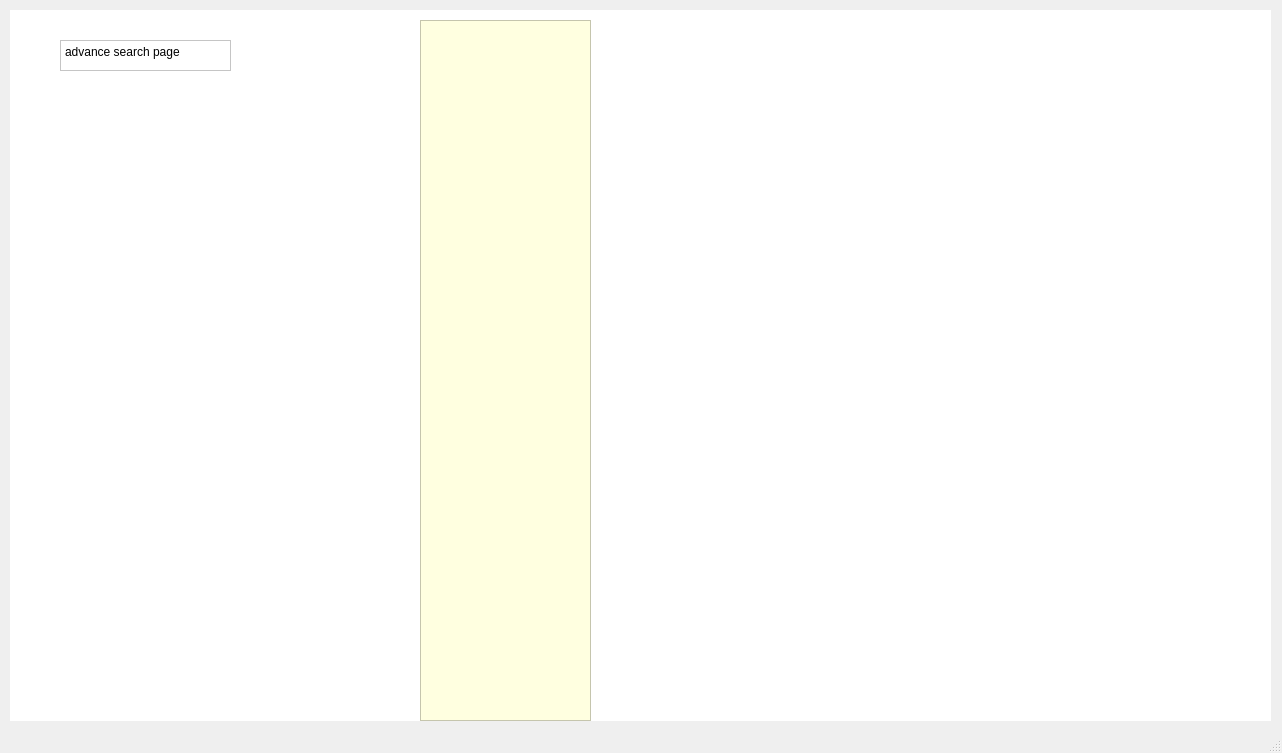
Old version of the form UI_ccir.ui in the repository syaz131/Gui-cartoon-retrieval.
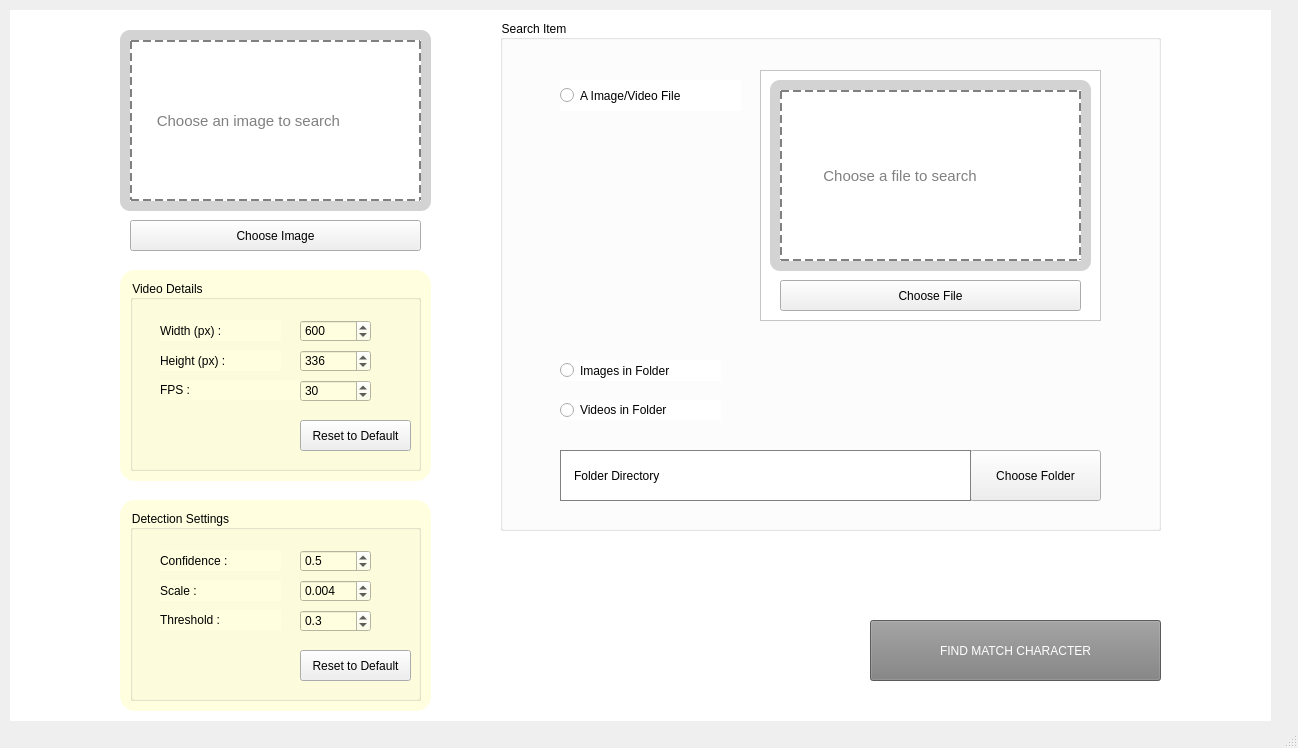
New version of the form. The open tabs and pages were chosen to show the change. Icons and pictures are not drawn.

Commit message:
Checkpoint 13 - UI advance pg
add choose file
add choose folder
update UI advance page

```diff
--- a/UI_ccir.ui
+++ b/UI_ccir.ui
@@ -6,8 +6,8 @@
    <rect>
     <x>0</x>
     <y>0</y>
-    <width>1282</width>
-    <height>753</height>
+    <width>1298</width>
+    <height>748</height>
    </rect>
   </property>
   <property name="minimumSize">
@@ -61,7 +61,11 @@
     </property>
     <property name="font">
      <font>
-      <pointsize>6</pointsize>
+      <family>Open Sans</family>
+      <pointsize>10</pointsize>
+      <weight>50</weight>
+      <italic>false</italic>
+      <bold>false</bold>
      </font>
     </property>
     <property name="acceptDrops">
@@ -399,38 +403,601 @@
      <zorder>text1</zorder>
     </widget>
     <widget class="QWidget" name="advanceSearch_page">
-     <widget class="QPlainTextEdit" name="text1_2">
+     <widget class="QGroupBox" name="groupBox_4">
       <property name="geometry">
        <rect>
-        <x>50</x>
-        <y>30</y>
-        <width>171</width>
-        <height>31</height>
+        <x>120</x>
+        <y>500</y>
+        <width>291</width>
+        <height>191</height>
        </rect>
       </property>
-      <property name="plainText">
-       <string>advance search page</string>
+      <property name="styleSheet">
+       <string notr="true">background-color:lightyellow;</string>
       </property>
+      <property name="title">
+       <string>Detection Settings</string>
+      </property>
+      <widget class="QLabel" name="label_19">
+       <property name="geometry">
+        <rect>
+         <x>30</x>
+         <y>40</y>
+         <width>121</width>
+         <height>21</height>
+        </rect>
+       </property>
+       <property name="text">
+        <string>Confidence :</string>
+       </property>
+      </widget>
+      <widget class="QDoubleSpinBox" name="doubleSpinBox_4">
+       <property name="geometry">
+        <rect>
+         <x>170</x>
+         <y>70</y>
+         <width>71</width>
+         <height>22</height>
+        </rect>
+       </property>
+       <property name="decimals">
+        <number>3</number>
+       </property>
+       <property name="minimum">
+        <double>0.001000000000000</double>
+       </property>
+       <property name="maximum">
+        <double>1.000000000000000</double>
+       </property>
+       <property name="singleStep">
+        <double>0.001000000000000</double>
+       </property>
+       <property name="value">
+        <double>0.004000000000000</double>
+       </property>
+      </widget>
+      <widget class="QDoubleSpinBox" name="doubleSpinBox_5">
+       <property name="geometry">
+        <rect>
+         <x>170</x>
+         <y>100</y>
+         <width>71</width>
+         <height>22</height>
+        </rect>
+       </property>
+       <property name="decimals">
+        <number>1</number>
+       </property>
+       <property name="minimum">
+        <double>0.100000000000000</double>
+       </property>
+       <property name="maximum">
+        <double>1.000000000000000</double>
+       </property>
+       <property name="singleStep">
+        <double>0.100000000000000</double>
+       </property>
+       <property name="value">
+        <double>0.300000000000000</double>
+       </property>
+      </widget>
+      <widget class="QDoubleSpinBox" name="doubleSpinBox_6">
+       <property name="geometry">
+        <rect>
+         <x>170</x>
+         <y>40</y>
+         <width>71</width>
+         <height>22</height>
+        </rect>
+       </property>
+       <property name="decimals">
+        <number>1</number>
+       </property>
+       <property name="minimum">
+        <double>0.100000000000000</double>
+       </property>
+       <property name="maximum">
+        <double>1.000000000000000</double>
+       </property>
+       <property name="singleStep">
+        <double>0.100000000000000</double>
+       </property>
+       <property name="value">
+        <double>0.500000000000000</double>
+       </property>
+      </widget>
+      <widget class="QLabel" name="label_21">
+       <property name="geometry">
+        <rect>
+         <x>30</x>
+         <y>100</y>
+         <width>121</width>
+         <height>20</height>
+        </rect>
+       </property>
+       <property name="text">
+        <string>Threshold :</string>
+       </property>
+      </widget>
+      <widget class="QLabel" name="label_24">
+       <property name="geometry">
+        <rect>
+         <x>30</x>
+         <y>70</y>
+         <width>121</width>
+         <height>21</height>
+        </rect>
+       </property>
+       <property name="text">
+        <string>Scale : </string>
+       </property>
+      </widget>
+      <widget class="QPushButton" name="btn_reset_detectionSettings">
+       <property name="geometry">
+        <rect>
+         <x>170</x>
+         <y>140</y>
+         <width>111</width>
+         <height>31</height>
+        </rect>
+       </property>
+       <property name="styleSheet">
+        <string notr="true">font: 8pt &quot;Arial Rounded MT Bold&quot;, &quot;Arial&quot;;
+background-color: none;</string>
+       </property>
+       <property name="text">
+        <string>Reset to Default</string>
+       </property>
+      </widget>
      </widget>
-     <widget class="QFrame" name="frame_16">
+     <widget class="QGroupBox" name="groupBox_3">
       <property name="geometry">
        <rect>
-        <x>410</x>
+        <x>120</x>
+        <y>270</y>
+        <width>291</width>
+        <height>191</height>
+       </rect>
+      </property>
+      <property name="styleSheet">
+       <string notr="true">background-color:lightyellow;</string>
+      </property>
+      <property name="title">
+       <string>Video Details</string>
+      </property>
+      <widget class="QLabel" name="label_16">
+       <property name="geometry">
+        <rect>
+         <x>30</x>
+         <y>70</y>
+         <width>121</width>
+         <height>21</height>
+        </rect>
+       </property>
+       <property name="text">
+        <string>Height (px) : </string>
+       </property>
+      </widget>
+      <widget class="QSpinBox" name="spinBox_4">
+       <property name="geometry">
+        <rect>
+         <x>170</x>
+         <y>70</y>
+         <width>71</width>
+         <height>22</height>
+        </rect>
+       </property>
+       <property name="minimum">
+        <number>1</number>
+       </property>
+       <property name="maximum">
+        <number>2000</number>
+       </property>
+       <property name="value">
+        <number>336</number>
+       </property>
+      </widget>
+      <widget class="QSpinBox" name="spinBox_5">
+       <property name="geometry">
+        <rect>
+         <x>170</x>
+         <y>40</y>
+         <width>71</width>
+         <height>22</height>
+        </rect>
+       </property>
+       <property name="minimum">
+        <number>1</number>
+       </property>
+       <property name="maximum">
+        <number>2000</number>
+       </property>
+       <property name="value">
+        <number>600</number>
+       </property>
+      </widget>
+      <widget class="QLabel" name="label_17">
+       <property name="geometry">
+        <rect>
+         <x>30</x>
+         <y>100</y>
+         <width>141</width>
+         <height>20</height>
+        </rect>
+       </property>
+       <property name="text">
+        <string>FPS : </string>
+       </property>
+      </widget>
+      <widget class="QSpinBox" name="spinBox_6">
+       <property name="geometry">
+        <rect>
+         <x>170</x>
+         <y>100</y>
+         <width>71</width>
+         <height>22</height>
+        </rect>
+       </property>
+       <property name="minimum">
+        <number>1</number>
+       </property>
+       <property name="maximum">
+        <number>2000</number>
+       </property>
+       <property name="value">
+        <number>30</number>
+       </property>
+      </widget>
+      <widget class="QLabel" name="label_18">
+       <property name="geometry">
+        <rect>
+         <x>30</x>
+         <y>40</y>
+         <width>121</width>
+         <height>21</height>
+        </rect>
+       </property>
+       <property name="text">
+        <string>Width (px) :</string>
+       </property>
+      </widget>
+      <widget class="QPushButton" name="btn_reset_videoDetails">
+       <property name="geometry">
+        <rect>
+         <x>170</x>
+         <y>140</y>
+         <width>111</width>
+         <height>31</height>
+        </rect>
+       </property>
+       <property name="styleSheet">
+        <string notr="true">font: 8pt &quot;Arial Rounded MT Bold&quot;, &quot;Arial&quot;;
+background-color: none;</string>
+       </property>
+       <property name="text">
+        <string>Reset to Default</string>
+       </property>
+      </widget>
+     </widget>
+     <widget class="QGroupBox" name="groupBox_5">
+      <property name="geometry">
+       <rect>
+        <x>490</x>
         <y>10</y>
-        <width>171</width>
-        <height>701</height>
+        <width>661</width>
+        <height>511</height>
        </rect>
       </property>
       <property name="styleSheet">
-       <string notr="true">background-color:lightyellow</string>
+       <string notr="true">background-color:white;</string>
       </property>
+      <property name="title">
+       <string>Search Item</string>
+      </property>
+      <widget class="QPushButton" name="btn_chooseFolder">
+       <property name="enabled">
+        <bool>true</bool>
+       </property>
+       <property name="geometry">
+        <rect>
+         <x>470</x>
+         <y>430</y>
+         <width>131</width>
+         <height>51</height>
+        </rect>
+       </property>
+       <property name="styleSheet">
+        <string notr="true">font: 9pt &quot;Arial Rounded MT Bold&quot;, &quot;Arial&quot;;
+background-color: none;</string>
+       </property>
+       <property name="text">
+        <string>Choose Folder</string>
+       </property>
+      </widget>
+      <widget class="QLabel" name="label_dirAdvance">
+       <property name="geometry">
+        <rect>
+         <x>60</x>
+         <y>430</y>
+         <width>411</width>
+         <height>51</height>
+        </rect>
+       </property>
+       <property name="styleSheet">
+        <string notr="true">border: 1px solid gray;
+padding-left: 10px;</string>
+       </property>
+       <property name="text">
+        <string>Folder Directory</string>
+       </property>
+      </widget>
+      <widget class="QFrame" name="frame_2">
+       <property name="geometry">
+        <rect>
+         <x>260</x>
+         <y>50</y>
+         <width>341</width>
+         <height>251</height>
+        </rect>
+       </property>
+       <property name="frameShape">
+        <enum>QFrame::StyledPanel</enum>
+       </property>
+       <property name="frameShadow">
+        <enum>QFrame::Raised</enum>
+       </property>
+       <widget class="QFrame" name="frame_dragDrop_3">
+        <property name="geometry">
+         <rect>
+          <x>10</x>
+          <y>10</y>
+          <width>321</width>
+          <height>191</height>
+         </rect>
+        </property>
+        <property name="acceptDrops">
+         <bool>true</bool>
+        </property>
+        <property name="styleSheet">
+         <string notr="true">background-color:lightgray;
+border-radius: 10px;</string>
+        </property>
+        <property name="frameShape">
+         <enum>QFrame::StyledPanel</enum>
+        </property>
+        <property name="frameShadow">
+         <enum>QFrame::Raised</enum>
+        </property>
+        <widget class="QLabel" name="advancePage_insertFile">
+         <property name="geometry">
+          <rect>
+           <x>10</x>
+           <y>10</y>
+           <width>301</width>
+           <height>171</height>
+          </rect>
+         </property>
+         <property name="acceptDrops">
+          <bool>true</bool>
+         </property>
+         <property name="autoFillBackground">
+          <bool>false</bool>
+         </property>
+         <property name="styleSheet">
+          <string notr="true">background-color:white;
+border-radius: 0;
+border: 2px dashed gray;
+font-size: 11pt;
+color: gray;</string>
+         </property>
+         <property name="text">
+          <string>         Choose a file to search</string>
+         </property>
+         <property name="scaledContents">
+          <bool>true</bool>
+         </property>
+        </widget>
+       </widget>
+       <widget class="QPushButton" name="btn_chooseFile_advancePage">
+        <property name="geometry">
+         <rect>
+          <x>20</x>
+          <y>210</y>
+          <width>301</width>
+          <height>31</height>
+         </rect>
+        </property>
+        <property name="styleSheet">
+         <string notr="true">font: 9pt &quot;Arial Rounded MT Bold&quot;, &quot;Arial&quot;;
+background-color: none;</string>
+        </property>
+        <property name="text">
+         <string>Choose File</string>
+        </property>
+       </widget>
+      </widget>
+      <widget class="QRadioButton" name="radioButton_imageFolder">
+       <property name="geometry">
+        <rect>
+         <x>60</x>
+         <y>340</y>
+         <width>161</width>
+         <height>21</height>
+        </rect>
+       </property>
+       <property name="text">
+        <string>Images in Folder</string>
+       </property>
+      </widget>
+      <widget class="QRadioButton" name="radioButton_videoFolder">
+       <property name="geometry">
+        <rect>
+         <x>60</x>
+         <y>380</y>
+         <width>161</width>
+         <height>20</height>
+        </rect>
+       </property>
+       <property name="text">
+        <string>Videos in Folder</string>
+       </property>
+      </widget>
+      <widget class="QRadioButton" name="radioButton_oneFile">
+       <property name="geometry">
+        <rect>
+         <x>60</x>
+         <y>60</y>
+         <width>181</width>
+         <height>31</height>
+        </rect>
+       </property>
+       <property name="text">
+        <string>A Image/Video File</string>
+       </property>
+      </widget>
+     </widget>
+     <widget class="QFrame" name="frame_dragDrop_4">
+      <property name="geometry">
+       <rect>
+        <x>110</x>
+        <y>20</y>
+        <width>311</width>
+        <height>181</height>
+       </rect>
+      </property>
+      <property name="acceptDrops">
+       <bool>true</bool>
+      </property>
+      <property name="styleSheet">
+       <string notr="true">background-color:lightgray;
+border-radius: 10px;</string>
+      </property>
       <property name="frameShape">
        <enum>QFrame::StyledPanel</enum>
       </property>
       <property name="frameShadow">
        <enum>QFrame::Raised</enum>
       </property>
+      <widget class="QLabel" name="advancePage_insertImage">
+       <property name="geometry">
+        <rect>
+         <x>10</x>
+         <y>10</y>
+         <width>291</width>
+         <height>161</height>
+        </rect>
+       </property>
+       <property name="acceptDrops">
+        <bool>true</bool>
+       </property>
+       <property name="autoFillBackground">
+        <bool>false</bool>
+       </property>
+       <property name="styleSheet">
+        <string notr="true">background-color:white;
+border-radius: 0;
+border: 2px dashed gray;
+font-size: 11pt;
+color: gray;</string>
+       </property>
+       <property name="text">
+        <string>     Choose an image to search</string>
+       </property>
+       <property name="scaledContents">
+        <bool>true</bool>
+       </property>
+      </widget>
      </widget>
+     <widget class="QPushButton" name="btn_chooseImage_advancePage">
+      <property name="geometry">
+       <rect>
+        <x>120</x>
+        <y>210</y>
+        <width>291</width>
+        <height>31</height>
+       </rect>
+      </property>
+      <property name="styleSheet">
+       <string notr="true">font: 9pt &quot;Arial Rounded MT Bold&quot;, &quot;Arial&quot;;
+background-color: none;</string>
+      </property>
+      <property name="text">
+       <string>Choose Image</string>
+      </property>
+     </widget>
+     <widget class="QPushButton" name="btn_findMatchCharacter_advanceSearch">
+      <property name="geometry">
+       <rect>
+        <x>860</x>
+        <y>610</y>
+        <width>291</width>
+        <height>61</height>
+       </rect>
+      </property>
+      <property name="styleSheet">
+       <string notr="true">background-color:gray;
+font: 12pt &quot;Shiny Signature&quot;, &quot;Arial&quot;;
+color: white;
+</string>
+      </property>
+      <property name="text">
+       <string>FIND MATCH CHARACTER</string>
+      </property>
+     </widget>
+     <widget class="QFrame" name="frame_dragDrop_5">
+      <property name="geometry">
+       <rect>
+        <x>110</x>
+        <y>260</y>
+        <width>311</width>
+        <height>211</height>
+       </rect>
+      </property>
+      <property name="acceptDrops">
+       <bool>true</bool>
+      </property>
+      <property name="styleSheet">
+       <string notr="true">background-color:lightyellow;
+border-radius: 15px;</string>
+      </property>
+      <property name="frameShape">
+       <enum>QFrame::StyledPanel</enum>
+      </property>
+      <property name="frameShadow">
+       <enum>QFrame::Raised</enum>
+      </property>
+     </widget>
+     <widget class="QFrame" name="frame_dragDrop_6">
+      <property name="geometry">
+       <rect>
+        <x>110</x>
+        <y>490</y>
+        <width>311</width>
+        <height>211</height>
+       </rect>
+      </property>
+      <property name="acceptDrops">
+       <bool>true</bool>
+      </property>
+      <property name="styleSheet">
+       <string notr="true">background-color:lightyellow;
+border-radius: 15px;</string>
+      </property>
+      <property name="frameShape">
+       <enum>QFrame::StyledPanel</enum>
+      </property>
+      <property name="frameShadow">
+       <enum>QFrame::Raised</enum>
+      </property>
+     </widget>
+     <zorder>frame_dragDrop_6</zorder>
+     <zorder>frame_dragDrop_5</zorder>
+     <zorder>groupBox_4</zorder>
+     <zorder>groupBox_3</zorder>
+     <zorder>groupBox_5</zorder>
+     <zorder>frame_dragDrop_4</zorder>
+     <zorder>btn_chooseImage_advancePage</zorder>
+     <zorder>btn_findMatchCharacter_advanceSearch</zorder>
     </widget>
     <widget class="QWidget" name="loading_page">
      <widget class="QLabel" name="label_10">
```
Left out of the diff: 65 changed lines with no effect on the pictures. The commit also changes 2 other files.
